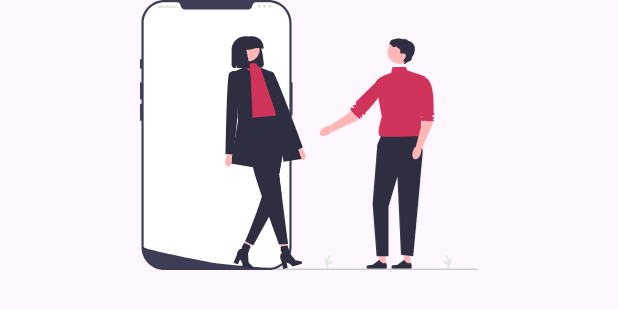
After one commit to abhijeetsharma016/cuddle, an Android app: the layout header_layout.xml on its own in the app's theme, with its tools: preview values and no code run, on a phone screen of 412 x 824 dp. The commit adds this screen. Shown: the top 309 px of the screen. Run offline under Robolectric (Android 15) with nearby library versions, the phone set to English and light mode, and no system bars.

```diff
--- /dev/null
+++ b/app/src/main/res/layout/header_layout.xml
@@ -0,0 +1,15 @@
+<?xml version="1.0" encoding="utf-8"?>
+<androidx.constraintlayout.widget.ConstraintLayout xmlns:android="http://schemas.android.com/apk/res/android"
+    xmlns:app="http://schemas.android.com/apk/res-auto"
+    android:layout_width="match_parent"
+    android:layout_height="wrap_content">
+
+    <ImageView
+        android:id="@+id/imageView3"
+        android:layout_width="wrap_content"
+        android:layout_height="180dp"
+        app:layout_constraintEnd_toEndOf="parent"
+        app:layout_constraintStart_toStartOf="parent"
+        app:layout_constraintTop_toTopOf="parent"
+        app:srcCompat="@drawable/splashscreen" />
+</androidx.constraintlayout.widget.ConstraintLayout>
```
Also changed, not shown: app/src/main/res/layout/activity_main.xml (+15 -10 lines).
